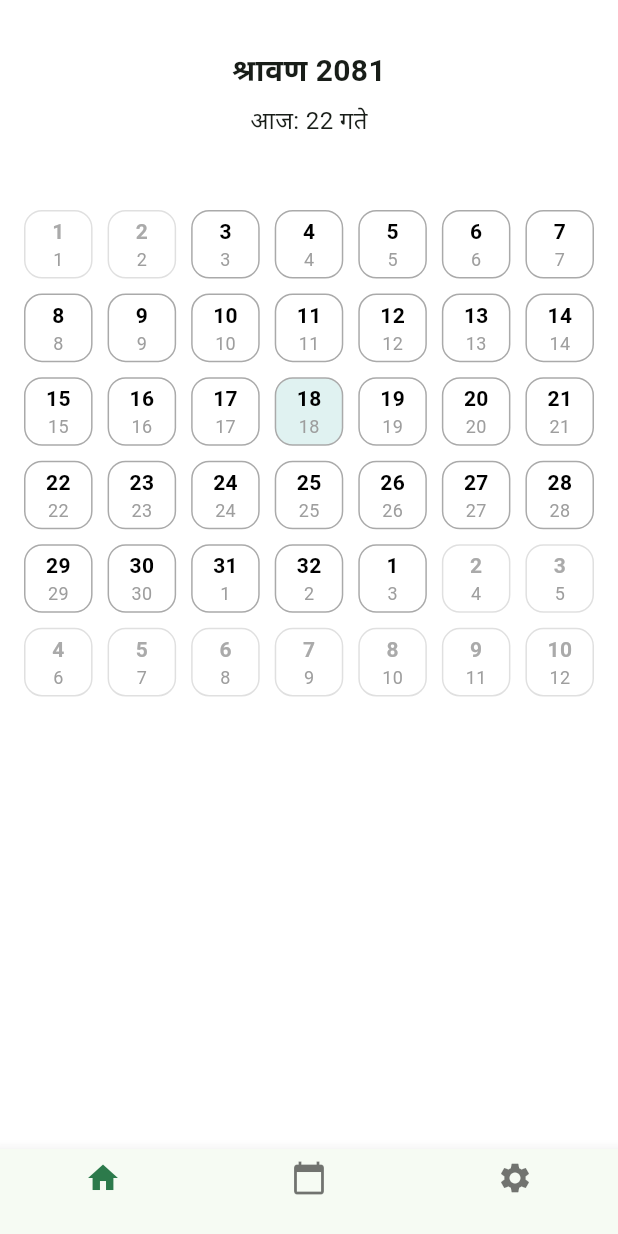
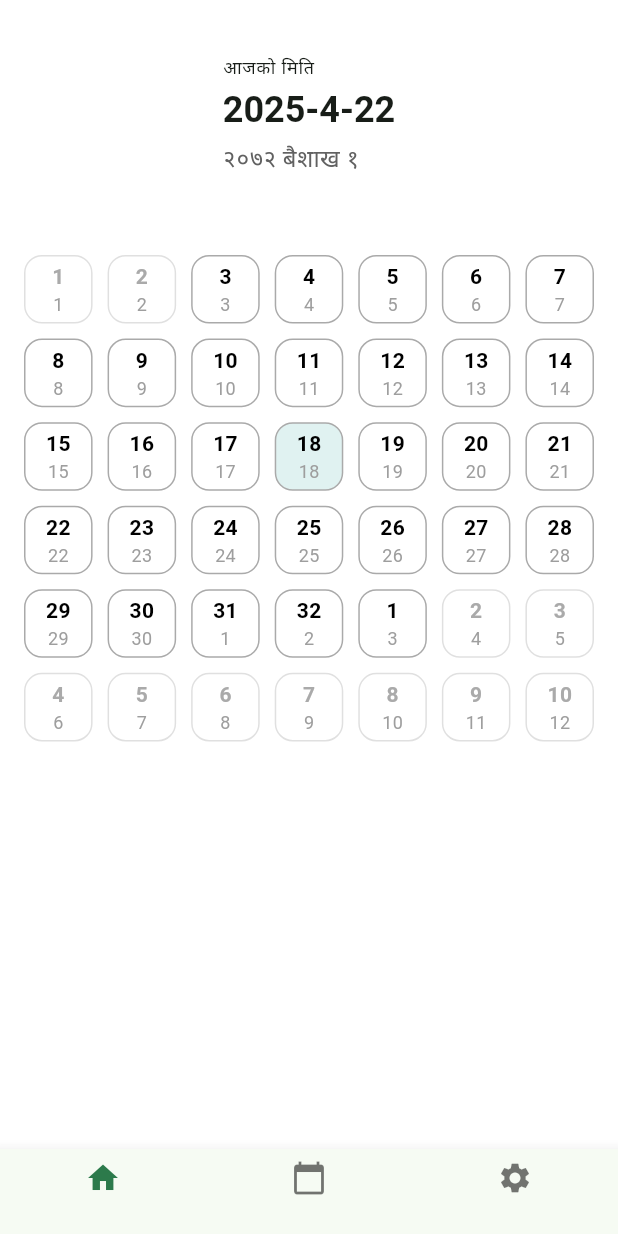
Before and after one commit to dcaayushd/Calendarify, a Flutter app: the screen it shows after launch, on a phone screen of 412 x 824 dp. Run offline on Flutter 3.47's test engine with Material 3 defaults, Android fonts, the light colour scheme and no system bars; Roboto replaces fonts that are missing (Poppins).

```diff
--- /dev/null
+++ b/lib/models/event_model.dart
@@ -0,0 +1,11 @@
+class Event {
+  final String title;
+  final String description;
+  final DateTime date;
+
+  Event({
+    required this.title,
+    required this.description,
+    required this.date,
+  });
+}
--- /dev/null
+++ b/lib/models/tithi_model.dart
@@ -0,0 +1,11 @@
+class Tithi {
+  final String name;
+  final DateTime date;
+  final bool isHoliday;
+
+  Tithi({
+    required this.name,
+    required this.date,
+    this.isHoliday = false,
+  });
+}
--- a/lib/screens/home/widgets/glass_header.dart
+++ b/lib/screens/home/widgets/glass_header.dart
@@ -1,5 +1,40 @@
+// import 'package:flutter/material.dart';
+// import '../../../../core/utils/date_utils.dart';
+// import '../../../../widgets/blur_container.dart';
+
+// class GlassHeader extends StatelessWidget {
+//   const GlassHeader({super.key});
+
+//   @override
+//   Widget build(BuildContext context) {
+//     final nepaliDate = DateUtilsNepali.getCurrentNepaliDate();
+
+//     return Padding(
+//       padding: const EdgeInsets.all(16.0),
+//       child: BlurContainer(
+//         blur: 15,
+//         child: Padding(
+//           padding: const EdgeInsets.all(16.0),
+//           child: Column(
+//             children: [
+//               Text(
+//                 '${DateUtilsNepali.getNepaliMonthName(nepaliDate['month'])} ${nepaliDate['year']}',
+//                 style: const TextStyle(fontSize: 20, fontWeight: FontWeight.w600),
+//               ),
+//               const SizedBox(height: 6),
+//               Text(
+//                 'आज: ${nepaliDate['day']} गते',
+//                 style: const TextStyle(fontSize: 16),
+//               ),
+//             ],
+//           ),
+//         ),
+//       ),
+//     );
+//   }
+// }
+
 import 'package:flutter/material.dart';
-import '../../../../core/utils/date_utils.dart';
 import '../../../../widgets/blur_container.dart';
 
 class GlassHeader extends StatelessWidget {
@@ -7,24 +42,30 @@ class GlassHeader extends StatelessWidget {
 
   @override
   Widget build(BuildContext context) {
-    final nepaliDate = DateUtilsNepali.getCurrentNepaliDate();
+    final today = DateTime.now();
 
     return Padding(
       padding: const EdgeInsets.all(16.0),
       child: BlurContainer(
-        blur: 15,
         child: Padding(
-          padding: const EdgeInsets.all(16.0),
+          padding: const EdgeInsets.symmetric(vertical: 20.0, horizontal: 16.0),
           child: Column(
+            crossAxisAlignment: CrossAxisAlignment.start,
             children: [
+              Text('आजको मिति', style: Theme.of(context).textTheme.labelMedium),
+              const SizedBox(height: 4),
               Text(
-                '${DateUtilsNepali.getNepaliMonthName(nepaliDate['month'])} ${nepaliDate['year']}',
-                style: const TextStyle(fontSize: 20, fontWeight: FontWeight.w600),
+                '${today.year}-${today.month}-${today.day}',
+                style: Theme.of(context).textTheme.headlineSmall?.copyWith(
+                  fontWeight: FontWeight.bold,
+                ),
               ),
-              const SizedBox(height: 6),
+              const SizedBox(height: 4),
               Text(
-                'आज: ${nepaliDate['day']} गते',
-                style: const TextStyle(fontSize: 16),
+                '२०७२ बैशाख १',
+                style: Theme.of(
+                  context,
+                ).textTheme.titleMedium?.copyWith(color: Colors.grey[700]),
               ),
             ],
           ),
```
Also changed, not shown: lib/screens/event/event_details_screen.dart (added, +58 -0 lines), lib/screens/home/widgets/date_tile.dart (+25 -1 lines), lib/services/calendar_service.dart (added, +21 -0 lines), lib/services/nepali_date_service.dart (added).
